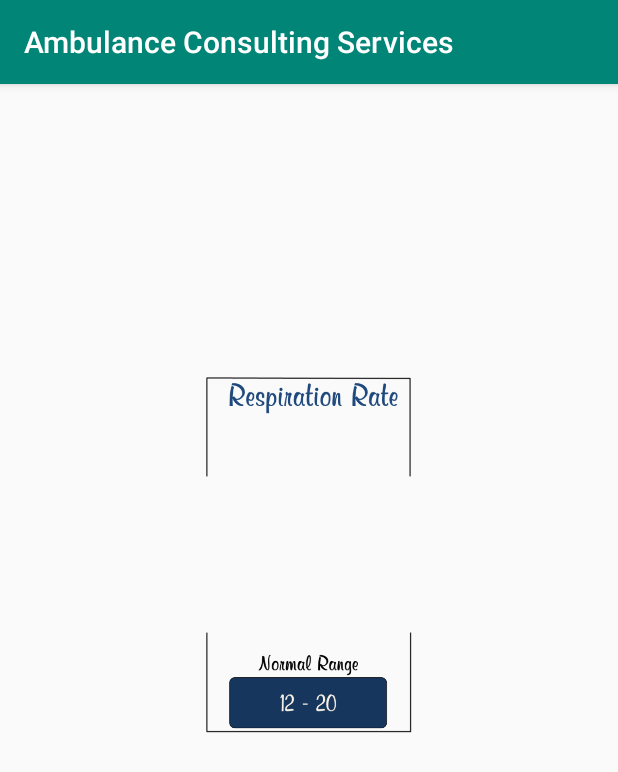
After one commit to PetrosValacheas/AmbulanceConsulting, an Android app: the respiration_result screen opened directly, with no data from a screen before it, on a phone screen of 412 x 824 dp. The commit adds this screen. Shown: the top 772 px of the screen. Run offline under Robolectric (Android 15) with nearby library versions, the phone set to English and light mode, and no system bars.

Commit message:
Respiration-Rate-Calculation-Added

```diff
--- a/app/src/main/AndroidManifest.xml
+++ b/app/src/main/AndroidManifest.xml
@@ -58,6 +58,8 @@
         <activity android:name=".activities.DiagnosisResultActivity"/>
         <activity android:name=".activities.HeartRateProcess"/>
         <activity android:name=".activities.HeartRateResult"/>
+        <activity android:name=".activities.respirationProcess"/>
+        <activity android:name=".activities.respiration_result"/>
 
         <service android:name=".activities.MyMessagingService">
             <intent-filter>
--- /dev/null
+++ b/app/src/main/java/com/example/ambulanceconsulting/activities/respiration_result.java
@@ -0,0 +1,51 @@
+package com.example.ambulanceconsulting.activities;
+
+import android.content.Intent;
+import android.os.Bundle;
+import android.view.View;
+import android.widget.ImageButton;
+import android.widget.TextView;
+import android.widget.Toast;
+
+import androidx.appcompat.app.AppCompatActivity;
+
+import com.example.ambulanceconsulting.R;
+
+import java.text.DateFormat;
+import java.text.SimpleDateFormat;
+import java.util.Calendar;
+import java.util.Date;
+
+public class respiration_result extends AppCompatActivity {
+
+    private String Date;
+    int RR;
+    DateFormat df = new SimpleDateFormat("MM/dd/yyyy HH:mm:ss");
+    Date today = Calendar.getInstance().getTime();
+
+    @Override
+    protected void onCreate(Bundle savedInstanceState) {
+        super.onCreate(savedInstanceState);
+        setContentView(R.layout.respiration_result);
+
+        Date = df.format(today);
+        TextView RRR = (TextView) this.findViewById(R.id.RRR);
+
+        Bundle bundle = getIntent().getExtras();
+        if (bundle != null) {
+            RR = bundle.getInt("bpm");
+            RRR.setText(String.valueOf(RR));
+        }
+
+    }
+
+    @Override
+    public void onBackPressed() {
+
+        Intent i = new Intent(respiration_result.this, MainActivity.class);
+        startActivity(i);
+        finish();
+        super.onBackPressed();
+
+    }
+}
--- /dev/null
+++ b/app/src/main/res/layout/respiration_result.xml
@@ -0,0 +1,41 @@
+<?xml version="1.0" encoding="utf-8"?>
+<LinearLayout xmlns:android="http://schemas.android.com/apk/res/android"
+    android:orientation="vertical" android:layout_width="match_parent"
+    android:layout_height="match_parent"
+
+    android:paddingBottom="16dp"
+    android:paddingLeft="64dp"
+    android:paddingRight="64dp"
+    android:paddingTop="16dp"
+    android:gravity="center">
+
+    <ImageView
+        android:id="@+id/imageView6"
+        android:layout_width="match_parent"
+        android:layout_height="70dp"
+        android:scaleType="fitCenter"
+        android:src="@drawable/rrl"
+       />
+
+    <TextView
+        android:id="@+id/RRR"
+        android:layout_width="wrap_content"
+        android:layout_height="60dp"
+        android:layout_centerHorizontal="true"
+        android:layout_marginBottom="20dp"
+        android:layout_marginTop="20dp"
+        android:background="@android:color/transparent"
+        android:text=""
+        android:textColor="@android:color/black"
+        android:textSize="18sp"
+        android:textStyle="bold" />
+
+    <ImageView
+        android:id="@+id/imageView5"
+        android:layout_width="match_parent"
+        android:layout_height="70dp"
+        android:layout_marginBottom="140dp"
+        android:src="@drawable/rrr"
+         />
+
+</LinearLayout>
```
Also changed, not shown: app/src/main/java/com/example/ambulanceconsulting/activities/MainActivity.java (+11 -0 lines), app/src/main/java/com/example/ambulanceconsulting/activities/respirationProcess.java (added, +280 -0 lines), app/src/main/res/layout/respiration_process.xml (added, +31 -0 lines), app/src/main/res/menu/options_menu.xml (+12 -5 lines), app/src/main/res/drawable-v24/rrl.png (added), app/src/main/res/drawable-v24/rrr.png (added).
